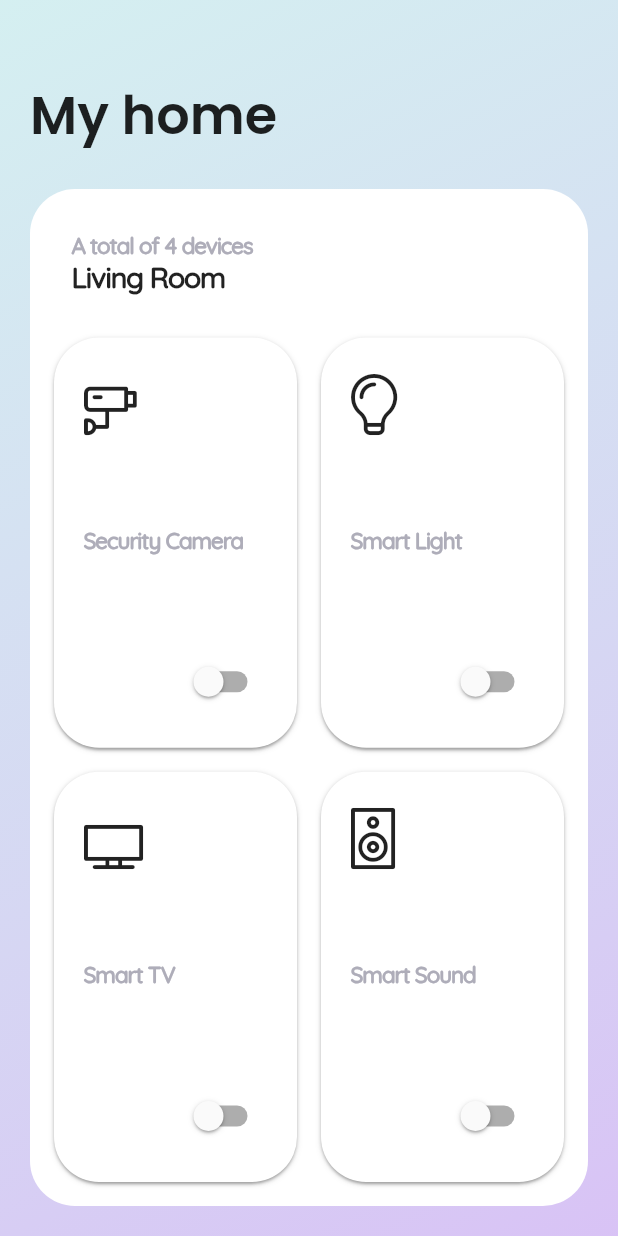
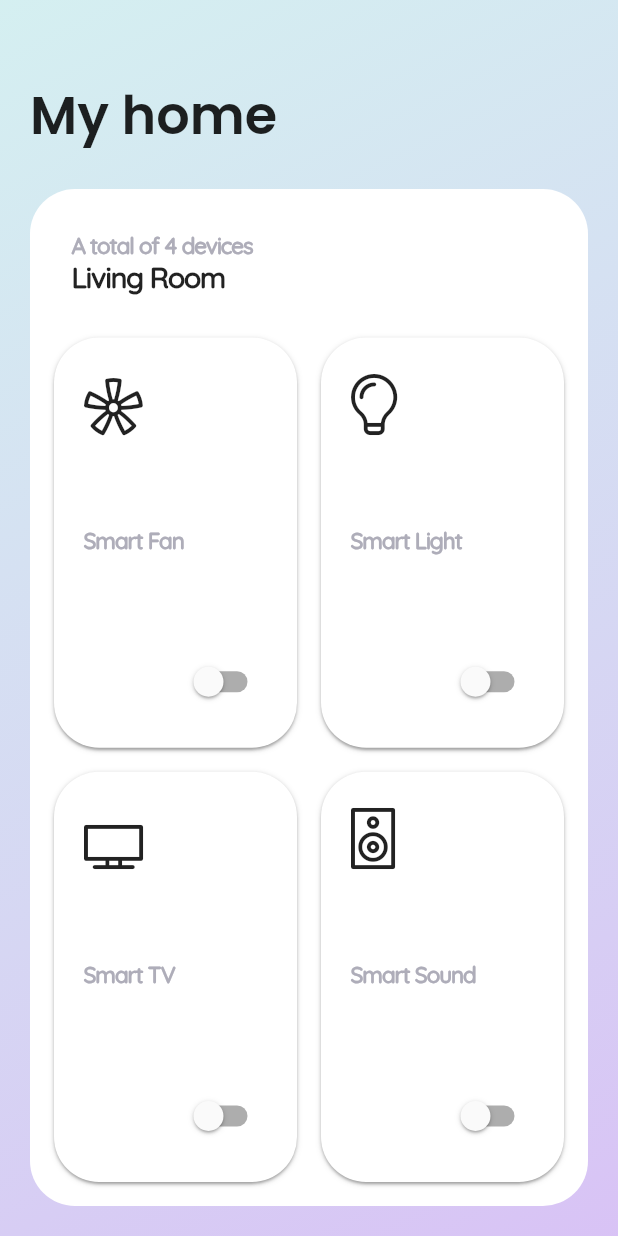
Before and after one commit to isaacmenchaca97/RPi_IoT, a Flutter app: the screen it shows after launch, on a phone screen of 412 x 824 dp. Run offline on Flutter 3.47's test engine with Material 2 defaults, Android fonts, the phone set to English and light mode, and no system bars; our stand-ins replace firebase_core, firebase_database; accounts and stored records are empty.

Commit message:
changing security camera for smart fan

```diff
--- /dev/null
+++ b/lib/libreria_iconos/r_pi_io_t_icons2_0_icons.dart
@@ -0,0 +1,26 @@
+/// Flutter icons RPiIoTIcons2_0
+/// Copyright (C) 2020 by original authors @ fluttericon.com, fontello.com
+/// This font was generated by FlutterIcon.com, which is derived from Fontello.
+///
+/// To use this font, place it in your fonts/ directory and include the
+/// following in your pubspec.yaml
+///
+/// flutter:
+///   fonts:
+///    - family:  RPiIoTIcons2_0
+///      fonts:
+///       - asset: fonts/RPiIoTIcons2_0.ttf
+///
+///
+///
+import 'package:flutter/widgets.dart';
+
+// ignore: camel_case_types
+class RPiIoTIcons2_0 {
+  RPiIoTIcons2_0._();
+
+  static const _kFontFam = 'RPiIoTIcons2_0';
+  static const _kFontPkg = null;
+
+  static const IconData fan_svg = IconData(0xe800, fontFamily: _kFontFam, fontPackage: _kFontPkg);
+}
--- a/lib/screens/init_page.dart
+++ b/lib/screens/init_page.dart
@@ -1,17 +1,18 @@
 import 'package:flutter/material.dart';
+import 'package:rpi_iot/libreria_iconos/r_pi_io_t_icons2_0_icons.dart';
 import '../constant.dart';
 import '../libreria_iconos/r_pi_io_t_icons_icons.dart';
 import '../components/reusable_card.dart';
 import 'package:rpi_iot/components/content_card.dart';
 import 'package:firebase_database/firebase_database.dart';
-import 'package:rpi_iot/screens/security_camara.dart';
+import 'package:rpi_iot/screens/smart_fan.dart';
 
 class InitPage extends StatefulWidget {
   @override
   _InitPageState createState() => _InitPageState();
 }
 
-bool securityValue = false;
+bool fanValue = false;
 bool lightValue = false;
 bool tvValue = false;
 bool soundValue = false;
@@ -83,26 +84,25 @@ class _InitPageState extends State<InitPage> {
                             Expanded(
                               child: ReusableCard(
                                 onTap: () {
-                                  print("security camara press");
                                   Navigator.push(
                                     context,
                                     MaterialPageRoute(
-                                      builder: (context) => SecurityCamara(),
+                                      builder: (context) => SmartFan(),
                                     ),
                                   );
                                 },
                                 child: ContentCard(
-                                  iconGatget: RPiIoTIcons.cctv,
-                                  textDescription: 'Security Camera',
+                                  iconGatget: RPiIoTIcons2_0.fan_svg,
+                                  textDescription: 'Smart Fan',
                                   switchContent: Container(
                                     alignment: Alignment.bottomRight,
                                     child: Switch(
-                                        value: securityValue,
+                                        value: fanValue,
                                         onChanged: (bool newValue) {
                                           setState(() {
-                                            securityValue = newValue;
+                                            fanValue = newValue;
                                             database.update(
-                                                {'camara': securityValue});
+                                                {'fan': fanValue});
                                           });
                                         }),
                                   ),
--- a/pubspec.yaml
+++ b/pubspec.yaml
@@ -74,7 +74,10 @@ flutter:
         - asset: fonts/Poppins-SemiBold.ttf
     - family:  RPiIoTIcons
       fonts:
-       - asset: fonts/RPiIoTIcons.ttf
+        - asset: fonts/RPiIoTIcons.ttf
+    - family:  RPiIoTIcons2_0
+      fonts:
+        - asset: fonts/RPiIoTIcons2_0.ttf
   #
   # For details regarding fonts from package dependencies,
   # see https://flutter.dev/custom-fonts/#from-packages
```
Also changed, not shown: lib/screens/security_camara.dart (deleted, +0 -15 lines), lib/screens/smart_fan.dart (added, +24 -0 lines), fonts/RPiIoTIcons2_0.ttf (added), 3 other files.
